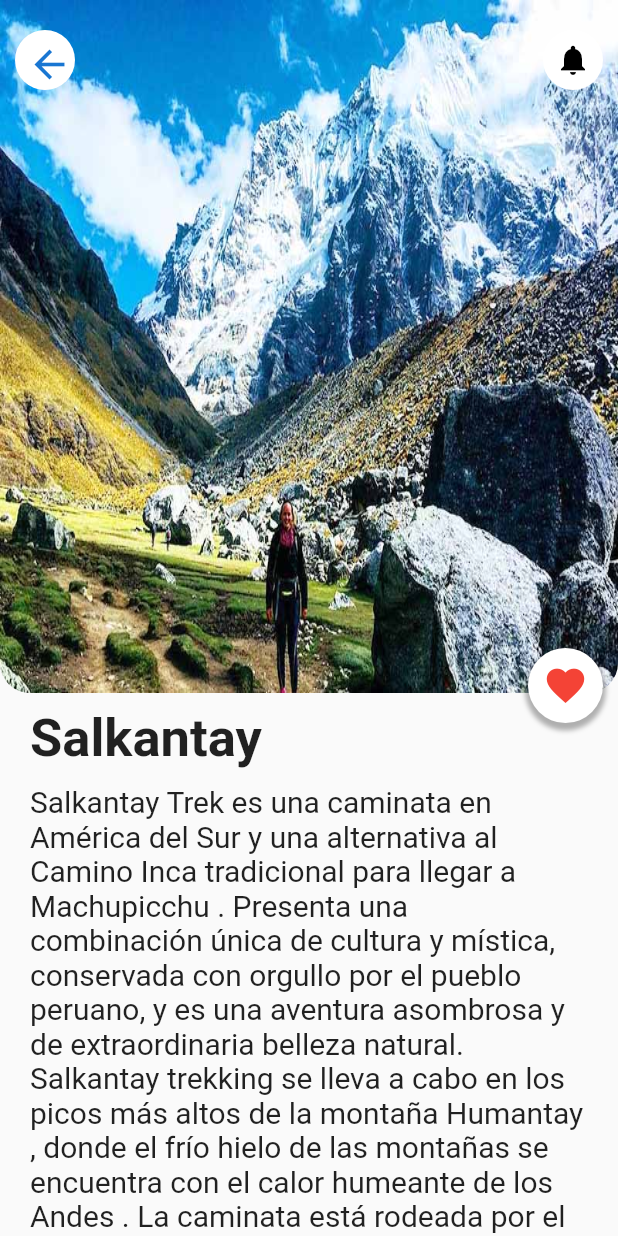
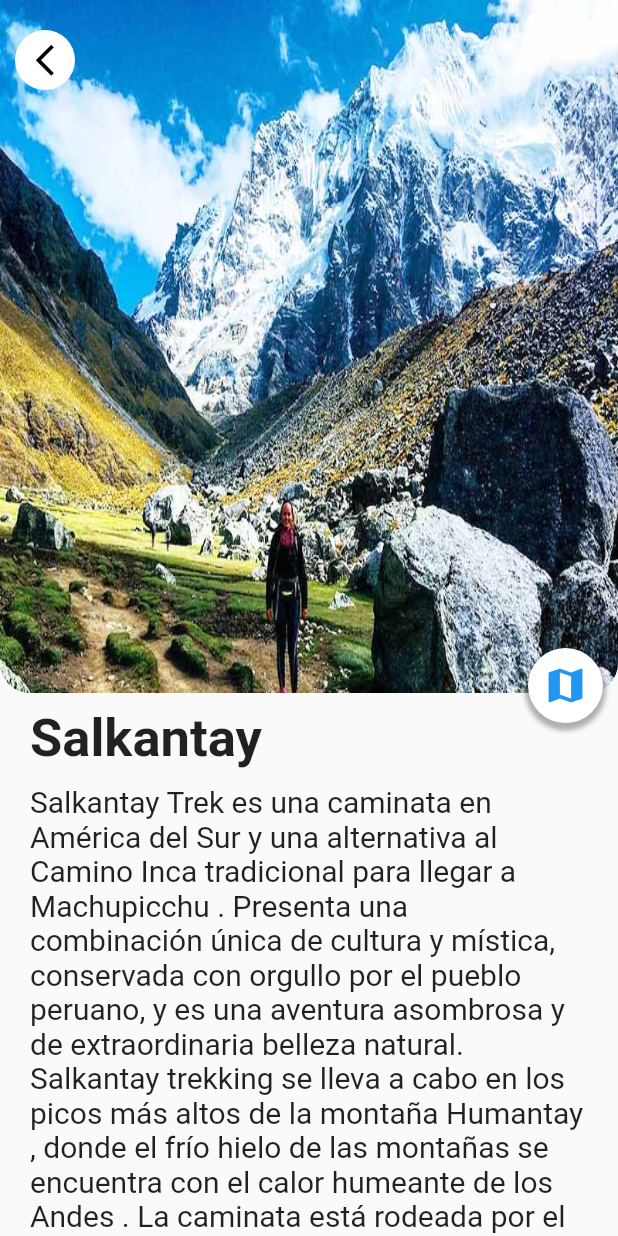
Before and after one commit to owenCosinga/Interfaz_usuario_turismo, a Flutter app: the DestinationScreen screen opened directly with sample values from the repository, on a phone screen of 412 x 824 dp. Run offline on Flutter 3.47's test engine with Material 2 defaults, Android fonts, the phone set to English and light mode, and no system bars; our stand-ins replace google_maps_flutter, google_nav_bar.

Commit message:
update view map

```diff
--- a/lib/Screens/DestinationScreen.dart
+++ b/lib/Screens/DestinationScreen.dart
@@ -1,5 +1,7 @@
 import 'package:flutter/material.dart';
 import 'package:travelapp/Models/Destination.dart';
+
+import 'Widgets/map_markers.dart';
 
 class DestinationScreen extends StatefulWidget {
   final Destination destination;
@@ -42,16 +44,11 @@ class _DestinationScreenState extends State<DestinationScreen> {
                             radius: 20,
                             backgroundColor: Colors.white,
                             child: IconButton(
-                              icon: Icon(Icons.arrow_back, size: 30,),
+                              padding: EdgeInsets.zero,
+                              icon: Icon(Icons.arrow_back_ios_new, color: Colors.black,),
+                              iconSize: 25,
                               onPressed: () => Navigator.of(context).pop(true),
-                            )),
-                        CircleAvatar(
-                            radius: 20,
-                            backgroundColor: Colors.white,
-                            child: Icon(
-                              Icons.notifications,
-                              color: Colors.black,
-                            )),
+                            ))
                       ],
                     )),
                 Positioned(
@@ -72,11 +69,12 @@ class _DestinationScreenState extends State<DestinationScreen> {
                       child: CircleAvatar(
                           radius: 25,
                           backgroundColor: Colors.white,
-                          child: Icon(
-                            Icons.favorite,
-                            color: Colors.red,
-                            size: 30,
-                          )),
+                          child: IconButton(
+                            icon: Icon(Icons.map, color: Colors.blue),
+                            iconSize: 30,
+                            onPressed: () => Navigator.push(context, MaterialPageRoute(builder: (context) => MapMarkers(tipo: 'one', nameDestination: widget.destination.name)))
+                          )
+                          ),
                     )),
               ],
             ),
--- a/lib/Screens/widgets/nav_bar.dart
+++ b/lib/Screens/widgets/nav_bar.dart
@@ -1,5 +1,6 @@
 import 'package:flutter/material.dart';
 import 'package:google_nav_bar/google_nav_bar.dart';
+import 'package:travelapp/Screens/widgets/map_markers.dart';
 
 class navBar extends StatefulWidget {
 
@@ -48,7 +49,8 @@ class _navBarState extends State<navBar> {
           setState(() {
             _selectedIndex = index;
             if(index == 2){
-              Navigator.of(context).pushNamed('mapPreview');
+              // Navigator.of(context).pushNamed('mapPreview');
+              Navigator.push(context, MaterialPageRoute(builder: (context) => MapMarkers(tipo: 'all',)));
             }
           });
         },
--- a/lib/routes/routes.dart
+++ b/lib/routes/routes.dart
@@ -1,6 +1,6 @@
 import 'package:flutter/material.dart';
 import 'package:travelapp/Screens/HomeScreen.dart';
-import 'package:travelapp/Screens/widgets/map_markers.dart';
+import '../Screens/Widgets/map_markers.dart';
 
 Map<String, WidgetBuilder> getAplicationRoutes(){
   return <String, WidgetBuilder> {
--- a/pubspec.yaml
+++ b/pubspec.yaml
@@ -24,6 +24,7 @@ dependencies:
   flutter:
     sdk: flutter
   google_maps_flutter: ^2.1.2
+  provider: ^6.0.2
 
   # The following adds the Cupertino Icons font to your application.
   # Use with the CupertinoIcons class for iOS style icons.
```
Also changed, not shown: lib/Models/Destination.dart (+30 -2 lines), lib/Screens/widgets/map_markers.dart (+64 -6 lines), lib/bloc/map_bloc.dart (deleted, +0 -12 lines), pubspec.lock, 1 other file.
